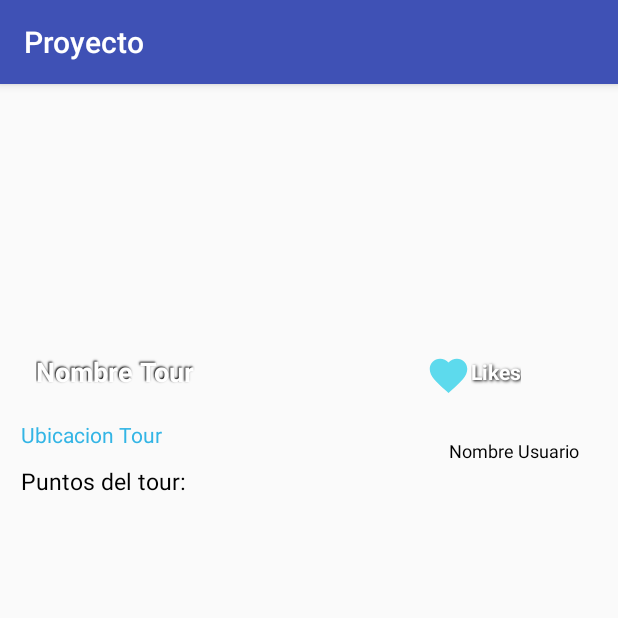
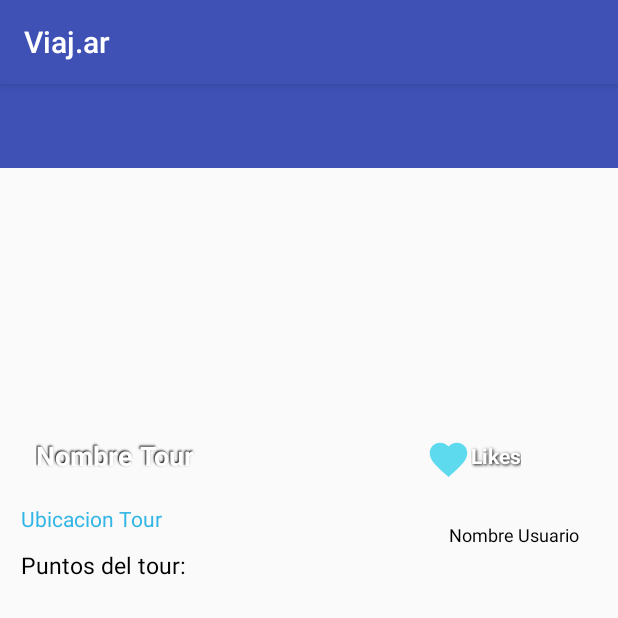
Before and after one commit to alexiapissi/ProyectoPosta, an Android app: the Detalle_Tour screen opened directly, with no data from a screen before it, on a phone screen of 412 x 824 dp, the top half of it. Run offline under Robolectric (Android 15) with nearby library versions, the phone set to English and light mode, and no system bars; our stand-ins replace Picasso; pictures from the network do not load; 10 statements that could not run were skipped.

Commit message:
drawer mal mapa arreglado

```diff
--- a/app/build.gradle
+++ b/app/build.gradle
@@ -32,4 +32,5 @@ dependencies {
     compile 'com.squareup.picasso:picasso:2.5.2'
     compile 'com.google.android.gms:play-services:8.4.0'
     compile 'com.android.support:support-v4:23.3.0'
+    compile 'com.android.support:design:23.4.0'
 }
--- a/app/src/main/AndroidManifest.xml
+++ b/app/src/main/AndroidManifest.xml
@@ -8,7 +8,7 @@
     <application
         android:allowBackup="true"
         android:icon="@drawable/avion"
-        android:label="@string/app_name"
+        android:label="Viaj.ar"
         android:supportsRtl="true"
         android:theme="@style/AppTheme">
         <activity android:name=".Busqueda">
@@ -22,7 +22,8 @@
         <activity android:name=".Perfil_Usuario"></activity>
         <meta-data
             android:name="com.google.android.geo.API_KEY"
-            android:value="AIzaSyBUerbb5Jr5JoRsDcrp_OPh6tp9mLrbkU0"/>
+            android:value="AIzaSyBUerbb5Jr5JoRsDcrp_OPh6tp9mLrbkU0"
+            android:theme="@style/AppTheme.NoActionBar"/>
     </application>
 
 </manifest>
--- a/app/src/main/java/ort/edu/ar/proyecto/Busqueda.java
+++ b/app/src/main/java/ort/edu/ar/proyecto/Busqueda.java
@@ -9,6 +9,7 @@ import android.content.Intent;
 import android.os.AsyncTask;
 import android.os.Bundle;
 import android.support.v7.app.AppCompatActivity;
+import android.support.v7.widget.Toolbar;
 import android.util.Log;
 import android.view.View;
 import android.widget.AdapterView;
@@ -75,6 +76,10 @@ public class Busqueda extends AppCompatActivity {
         listVW.setAdapter(toursAdapter);
 
     }
+
+
+
+
 
     @Override
     public void onStart() {
--- /dev/null
+++ b/app/src/main/res/drawable/ic_house_black_24dp.xml
@@ -0,0 +1,9 @@
+<vector xmlns:android="http://schemas.android.com/apk/res/android"
+        android:width="24dp"
+        android:height="24dp"
+        android:viewportWidth="24.0"
+        android:viewportHeight="24.0">
+    <path
+        android:fillColor="#FFFFFFFF"
+        android:pathData="M10,20v-6h4v6h5v-8h3L12,3 2,12h3v8z"/>
+</vector>
--- /dev/null
+++ b/app/src/main/res/drawable/ic_person_black_24dp.xml
@@ -0,0 +1,9 @@
+<vector xmlns:android="http://schemas.android.com/apk/res/android"
+        android:width="24dp"
+        android:height="24dp"
+        android:viewportWidth="24.0"
+        android:viewportHeight="24.0">
+    <path
+        android:fillColor="#FFFFFFFF"
+        android:pathData="M12,12c2.21,0 4,-1.79 4,-4s-1.79,-4 -4,-4 -4,1.79 -4,4 1.79,4 4,4zM12,14c-2.67,0 -8,1.34 -8,4v2h16v-2c0,-2.66 -5.33,-4 -8,-4z"/>
+</vector>
--- a/app/src/main/res/layout/activity_detalle__tour.xml
+++ b/app/src/main/res/layout/activity_detalle__tour.xml
@@ -1,9 +1,28 @@
-
-<LinearLayout xmlns:android="http://schemas.android.com/apk/res/android"
+<android.support.v4.widget.DrawerLayout
+    xmlns:app="http://schemas.android.com/apk/res-auto"
+    xmlns:android="http://schemas.android.com/apk/res/android"
     xmlns:tools="http://schemas.android.com/tools"
     android:layout_width="match_parent"
     android:layout_height="match_parent"
+    android:id="@+id/drawer_layout"
+    android:fitsSystemWindows="true"
+    tools:openDrawer="start"
     tools:context="ort.edu.ar.proyecto.Detalle_Tour">
+
+
+    <LinearLayout xmlns:android="http://schemas.android.com/apk/res/android"
+        xmlns:app="http://schemas.android.com/apk/res-auto"
+        android:layout_width="match_parent"
+        android:layout_height="match_parent"
+        android:orientation="vertical">
+
+        <android.support.v7.widget.Toolbar
+            android:id="@+id/toolbar"
+            android:layout_width="match_parent"
+            android:layout_height="?attr/actionBarSize"
+            android:background="?attr/colorPrimary"
+            android:theme="@style/ThemeOverlay.AppCompat.Dark"
+            app:popupTheme="@style/ThemeOverlay.AppCompat.Light" />
 
     <android.support.v4.app.FragmentTabHost
         android:id="@android:id/tabhost"
@@ -26,4 +45,14 @@
         </LinearLayout>
     </android.support.v4.app.FragmentTabHost>
 
-</LinearLayout>
+    </LinearLayout>
+
+    <android.support.design.widget.NavigationView
+        android:id="@+id/nav_view"
+        android:layout_width="wrap_content"
+        android:layout_height="match_parent"
+        android:layout_gravity="start"
+        android:fitsSystemWindows="true"
+        app:headerLayout="@layout/nav_header"
+        app:menu="@menu/drawer_items" />
+</android.support.v4.widget.DrawerLayout>
--- /dev/null
+++ b/app/src/main/res/menu/drawer_items.xml
@@ -0,0 +1,27 @@
+<?xml version="1.0" encoding="utf-8"?>
+<menu xmlns:android="http://schemas.android.com/apk/res/android">
+    <TextView
+        android:id="@+id/nav_username"
+        android:layout_width="match_parent"
+        android:layout_height="wrap_content"
+        android:text="Viaj.ar"
+        android:textColor="@android:color/black"
+        android:textStyle="bold" />
+    <group android:checkableBehavior="single"><item
+            android:id="@+id/nav_home"
+            android:icon="@drawable/ic_house_black_24dp"
+            android:title="Home"/>
+        </group>
+    <group android:checkableBehavior="single">
+        <item
+            android:id="@+id/nav_user"
+            android:icon="@drawable/ic_person_black_24dp"
+            android:title="Perfil" />
+    </group>
+
+    <item android:title="Login">
+        <menu>
+
+        </menu>
+    </item>
+</menu>
--- a/app/src/main/res/values/styles.xml
+++ b/app/src/main/res/values/styles.xml
@@ -7,5 +7,9 @@
         <item name="colorPrimaryDark">@color/colorPrimaryDark</item>
         <item name="colorAccent">@color/colorAccent</item>
     </style>
+    <style name="AppTheme.NoActionBar">
+        <item name="windowActionBar">false</item>
+        <item name="windowNoTitle">true</item>
+    </style>
 
 </resources>
```
Also changed, not shown: app/src/main/java/ort/edu/ar/proyecto/Detalle_Tour.java (+61 -0 lines), app/src/main/java/ort/edu/ar/proyecto/Fragments/FragmentMapa.java (+5 -4 lines), app/src/main/res/layout/nav_header.xml (added, +19 -0 lines).
